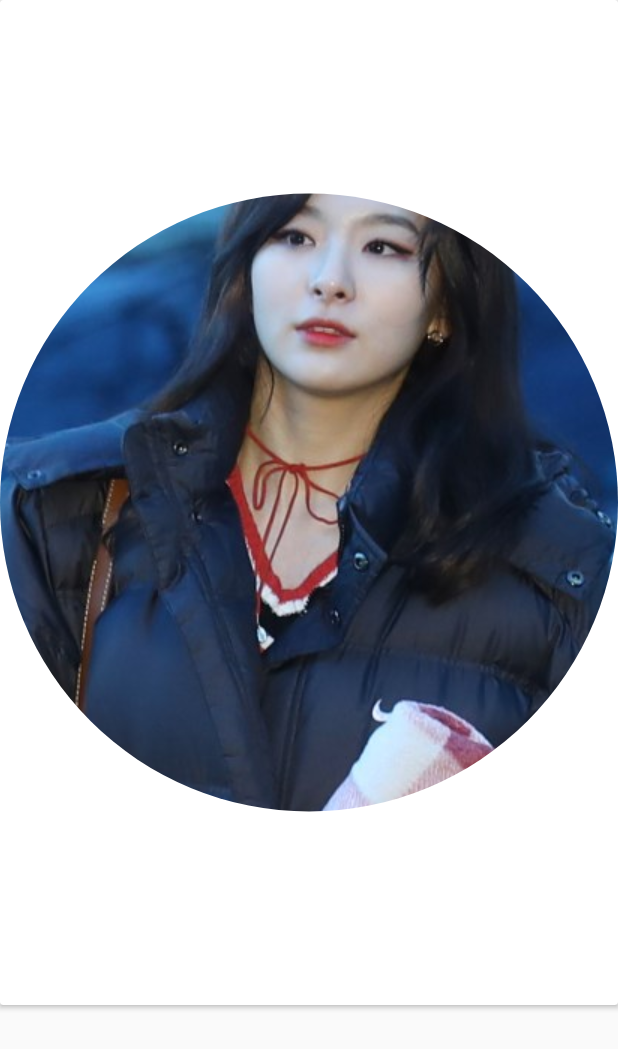
After one commit to dokdokorea/CoAlert_Front, an Android app: the layout notification_card.xml on its own in the app's theme, with its tools: preview values and no code run, on a phone screen of 412 x 824 dp. The commit adds this screen. Shown: the top 1049 px of the screen. Run offline under Robolectric (Android 15) with nearby library versions, the phone set to English and light mode, and no system bars.

Commit message:
modifing notifications

```diff
--- a/app/src/main/AndroidManifest.xml
+++ b/app/src/main/AndroidManifest.xml
@@ -71,6 +71,7 @@
 
 
         </activity>
+        <activity android:name=".Activity.NotificationActivity" />
 
 
     </application>
--- /dev/null
+++ b/app/src/main/res/layout/notification_card.xml
@@ -0,0 +1,25 @@
+<?xml version="1.0" encoding="utf-8"?>
+<RelativeLayout
+    xmlns:android="http://schemas.android.com/apk/res/android" android:layout_width="match_parent"
+    android:layout_height="match_parent"
+    >
+<android.support.v7.widget.CardView
+    android:layout_width="match_parent"
+    android:layout_height="wrap_content"
+    >
+    <LinearLayout
+        android:layout_width="match_parent"
+        android:layout_height="wrap_content"
+        android:orientation="horizontal">
+        <de.hdodenhof.circleimageview.CircleImageView
+            android:layout_width="wrap_content"
+            android:layout_height="wrap_content"
+            android:src="@drawable/cardview1"/>
+        <TextView
+            android:layout_width="wrap_content"
+            android:layout_height="wrap_content"
+            android:layout_gravity="center"/>
+    </LinearLayout>
+
+</android.support.v7.widget.CardView>
+</RelativeLayout>
```
Also changed, not shown: app/src/main/java/com/example/user/coalert/Activity/NotificationActivity.java (added, +24 -0 lines), app/src/main/res/layout/notification.xml (+11 -4 lines).
